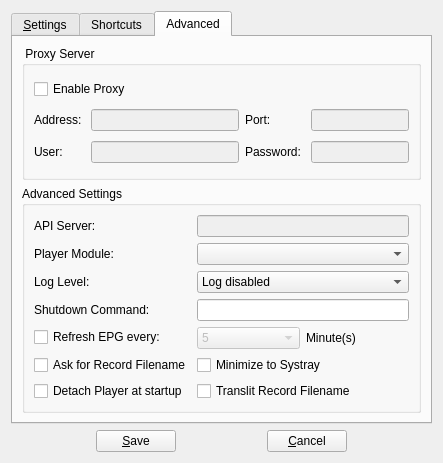
Old version of the form branches/kartina.tv/forms/csettingsdlg.ui in the repository code-google-com/vlc-record.
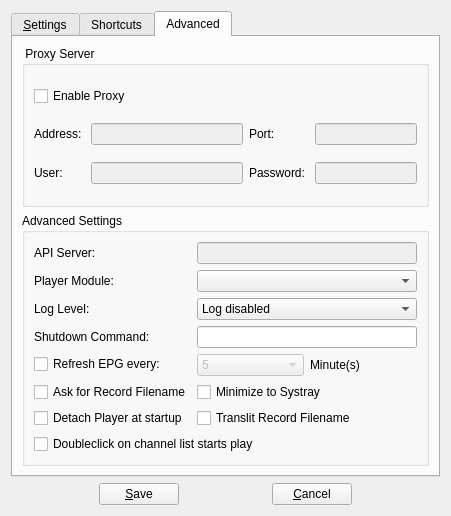
New version of the form. The open tabs and pages were chosen to show the change. Icons and pictures are not drawn. Custom widgets are drawn as their Qt base class.

Commit message: add double click stuff on channel list

Patch:
```diff
--- a/branches/kartina.tv/forms/csettingsdlg.ui
+++ b/branches/kartina.tv/forms/csettingsdlg.ui
@@ -6,8 +6,8 @@
    <rect>
     <x>0</x>
     <y>0</y>
-    <width>443</width>
-    <height>448</height>
+    <width>451</width>
+    <height>516</height>
    </rect>
   </property>
   <property name="windowTitle">
@@ -659,6 +659,13 @@
             </property>
            </widget>
           </item>
+          <item row="7" column="0" colspan="2">
+           <widget class="QCheckBox" name="check2ClicksToPlay">
+            <property name="text">
+             <string>Doubleclick on channel list starts play</string>
+            </property>
+           </widget>
+          </item>
          </layout>
         </widget>
        </item>
```
The commit also changes 6 other files.
